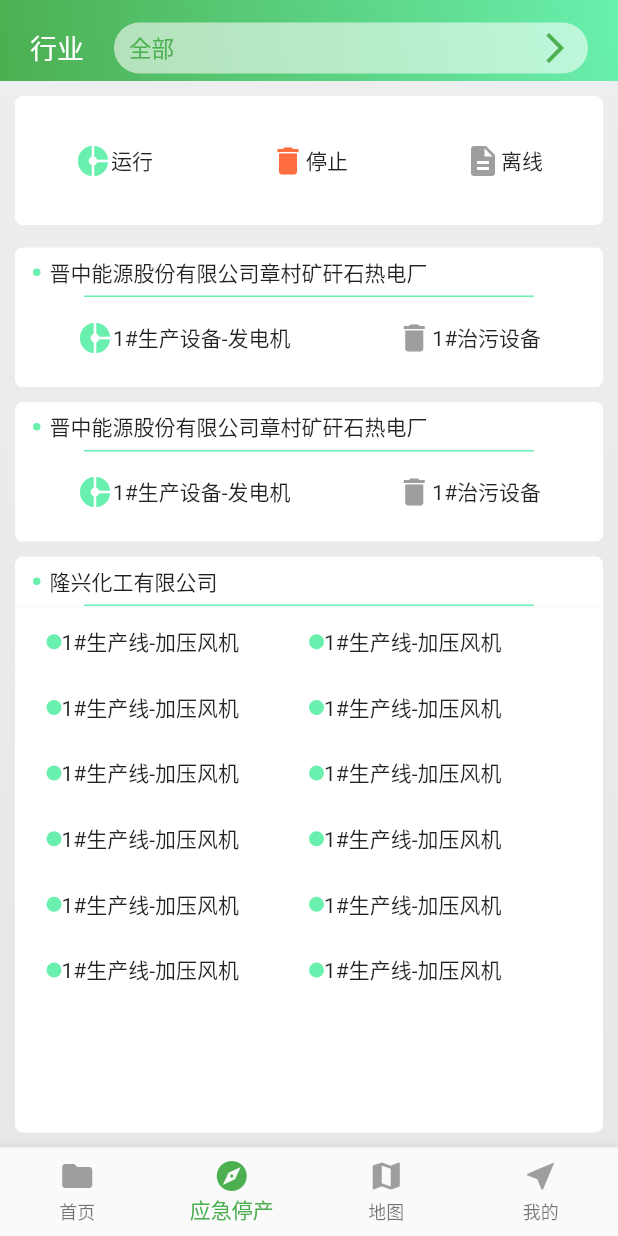
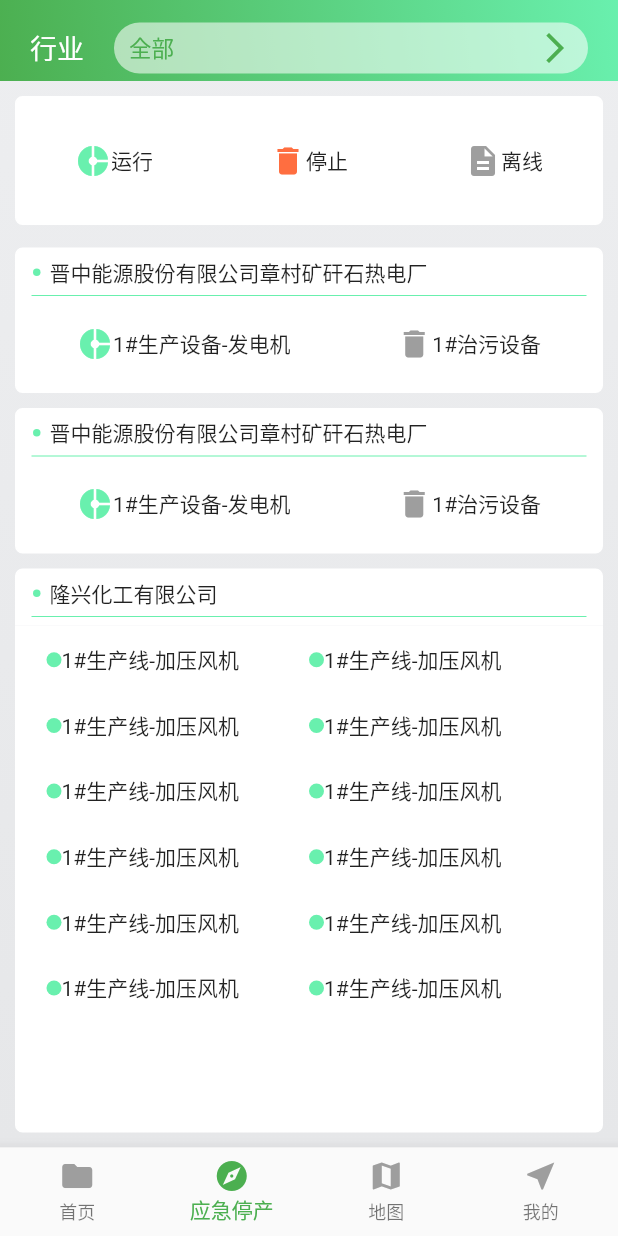
Before and after one commit to xiaohualaila/shahe_flutter_app, a Flutter app: the TabNavigator screen opened by its route, swiped to page 2, on a phone screen of 412 x 824 dp. Run offline on Flutter 3.47's test engine with Material 2 defaults, Android fonts, the phone set to English and light mode, and no system bars; our stand-ins replace keyboard_actions; missing offline and left inert: flutter_color_plugin.

Commit message:
修改更新

```diff
--- a/lib/main.dart
+++ b/lib/main.dart
@@ -1,8 +1,8 @@
 import 'package:flutter/material.dart';
-import 'package:shahe_flutter_app/about_soft.dart';
-import 'package:shahe_flutter_app/system_setup.dart';
+import 'package:shahe_flutter_app/me/about_soft.dart';
+import 'package:shahe_flutter_app/me/system_setup.dart';
 import 'package:shahe_flutter_app/tab_navigator.dart';
-import 'package:shahe_flutter_app/update_app.dart';
+import 'package:shahe_flutter_app/me/update_app.dart';
 import 'login.dart';
 
 void main() => runApp(MyApp());
--- a/lib/page/first_page.dart
+++ b/lib/page/first_page.dart
@@ -84,11 +84,13 @@
       margin: EdgeInsets.only(left: 10),
       child: Chip(
         avatar: Icon(
-          Icons.local_gas_station,
+          Icons.location_on,
           color: Colors.white,
+          size: 18,
         ),
-        label: Text('沙河'),
+        label: Text('沙河',style: TextStyle(color: Colors.white),),
         padding: EdgeInsets.fromLTRB(12, 3, 12, 3),
+   //     backgroundColor: Colors.black54,
         backgroundColor: ColorUtil.color('#077DFF'),
       ),
     );
--- a/lib/page/yingji_stop_page.dart
+++ b/lib/page/yingji_stop_page.dart
@@ -129,12 +129,8 @@
       child: Column(
         children: <Widget>[
           item_title('晋中能源股份有限公司章村矿矸石热电厂'),
-          Container(
-            margin: EdgeInsets.only(top: 5),
-            width: 300,
-            height: 1,
-            color: Colors.greenAccent,
-          ),
+          line_green(),
+
           Padding(
             padding: EdgeInsets.only(top: 15, bottom: 15),
             child: Row(
@@ -150,6 +146,14 @@
     );
   }
 
+  line_green(){
+    return  Divider(
+      height: 10,
+      color: Colors.greenAccent,
+      indent: 5,
+      endIndent: 5,
+    );
+  }
   bottomContent1() {
     return Container(
       margin: EdgeInsets.only(top: 5, left: 10, right: 10),
@@ -163,12 +167,7 @@
       child: Column(
         children: <Widget>[
           item_title('隆兴化工有限公司'),
-          Container(
-            margin: EdgeInsets.only(top: 5),
-            width: 300,
-            height: 1,
-            color: Colors.greenAccent,
-          ),
+          line_green(),
         ],
       ),
     );
```
Also changed, not shown: lib/me/system_setup.dart (renamed from lib/system_setup.dart, +17 -7 lines), lib/page/me_page.dart (+17 -7 lines), lib/me/about_soft.dart (renamed from lib/about_soft.dart), lib/me/update_app.dart (renamed from lib/update_app.dart).
